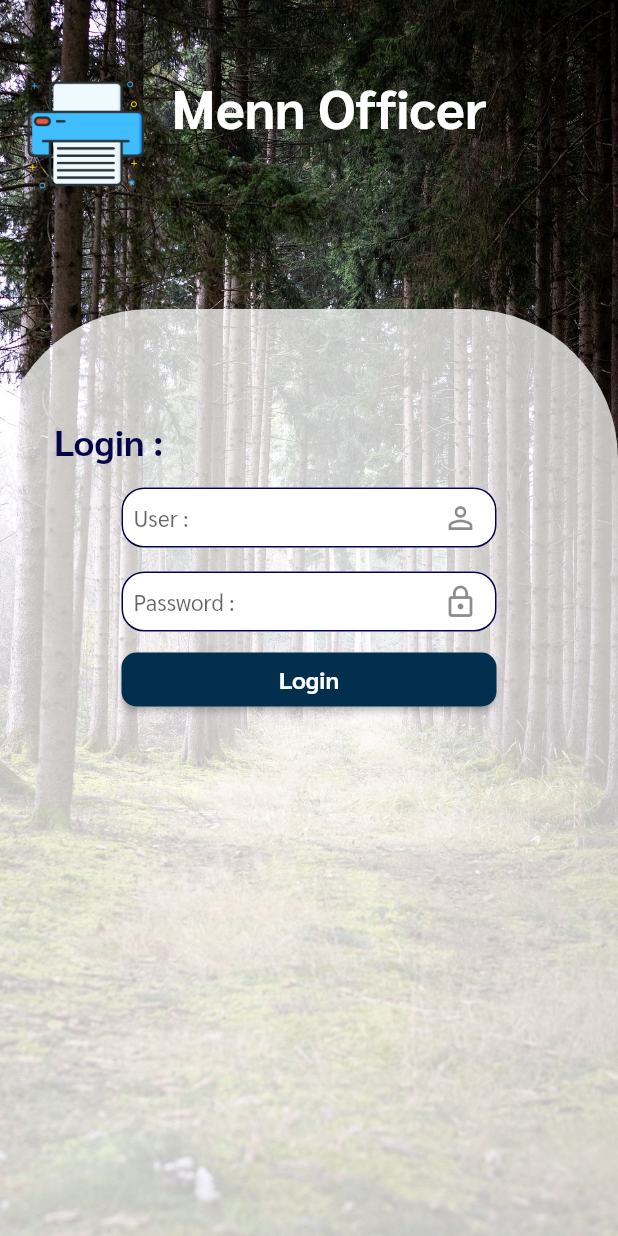
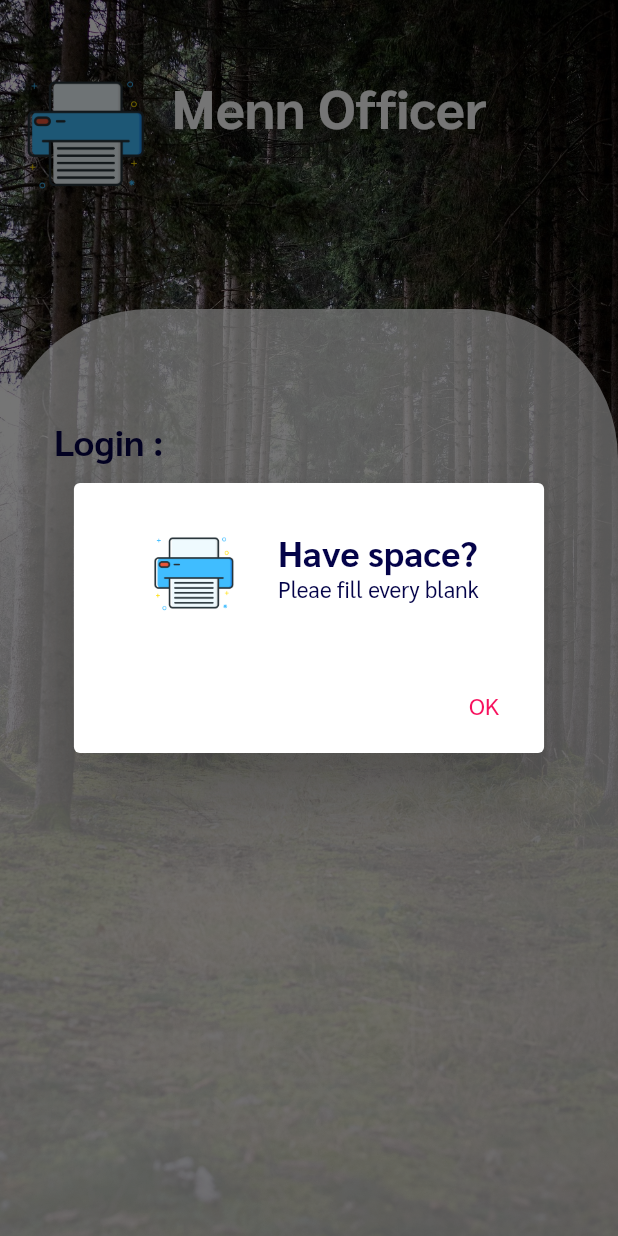
Before and after one commit to menn3000/MennOfficer, a Flutter app: the screen it shows after launch, after a tap on "Login", on a phone screen of 412 x 824 dp. Run offline on Flutter 3.47's test engine with Material 2 defaults, Android fonts, the phone set to English and light mode, and no system bars; our stand-ins replace dio, shared_preferences.

Commit message:
finish 7 oct

```diff
--- a/lib/main.dart
+++ b/lib/main.dart
@@ -1,7 +1,27 @@
+import 'dart:io';
+
 import 'package:flutter/material.dart';
 import 'package:mennofficer/states/authen.dart';
+import 'package:mennofficer/states/main_boss.dart';
+import 'package:mennofficer/states/main_officer.dart';
+import 'package:mennofficer/utillity/my_constant.dart';
+import 'package:shared_preferences/shared_preferences.dart';
 
-void main() {
+Map<String, WidgetBuilder> map = {
+  MyConstant.routeAuthen: (context) => const Authen(),
+  MyConstant.routeBoss: (context) => const MainBoss(),
+  MyConstant.routeoOfficer: (context) => const MainOfficer(),
+};
+
+Future<void> main() async {
+  HttpOverrides.global = MyHttpOverride();
+// make sure thread done first before other function
+  WidgetsFlutterBinding.ensureInitialized();
+  SharedPreferences preferences = await SharedPreferences.getInstance();
+
+  var result = preferences.getStringList('data');
+  print('result main = $result');
+
   runApp(const MyApp());
 }
 
@@ -10,8 +30,17 @@
 
   @override
   Widget build(BuildContext context) {
-    return const MaterialApp(
-      home: Authen(),
+    return MaterialApp(
+      routes: map,
+      initialRoute: MyConstant.routeAuthen,
     );
   }
 }
+
+class MyHttpOverride extends HttpOverrides {
+  @override
+  HttpClient createHttpClient(SecurityContext? context) {
+    return super.createHttpClient(context)
+      ..badCertificateCallback = (cert, host, port) => true;
+  }
+}
--- /dev/null
+++ b/lib/models/user_model.dart
@@ -0,0 +1,42 @@
+import 'dart:convert';
+
+// ignore_for_file: public_member_api_docs, sort_constructors_first
+class UserModel {
+  final String id;
+  final String type;
+  final String name;
+  final String user;
+   final String password;
+  UserModel({
+    required this.id,
+    required this.type,
+    required this.name,
+    required this.user,
+    required this.password,
+  });
+
+
+  Map<String, dynamic> toMap() {
+    return <String, dynamic>{
+      'id': id,
+      'type': type,
+      'name': name,
+      'user': user,
+      'password': password,
+    };
+  }
+
+  factory UserModel.fromMap(Map<String, dynamic> map) {
+    return UserModel(
+      id: (map['id'] ?? '') as String,
+      type: (map['type'] ?? '') as String,
+      name: (map['name'] ?? '') as String,
+      user: (map['user'] ?? '') as String,
+      password: (map['password'] ?? '') as String,
+    );
+  }
+
+  String toJson() => json.encode(toMap());
+
+  factory UserModel.fromJson(String source) => UserModel.fromMap(json.decode(source) as Map<String, dynamic>);
+}
--- a/lib/states/authen.dart
+++ b/lib/states/authen.dart
@@ -1,12 +1,29 @@
+// ignore_for_file: avoid_print
+
+import 'dart:async';
+import 'dart:convert';
+
+import 'package:dio/dio.dart';
 import 'package:flutter/material.dart';
+import 'package:mennofficer/models/user_model.dart';
 import 'package:mennofficer/utillity/my_constant.dart';
+import 'package:mennofficer/utillity/my_dialog.dart';
 import 'package:mennofficer/widgets/widget_button.dart';
 import 'package:mennofficer/widgets/widget_form.dart';
+import 'package:mennofficer/widgets/widget_icon_button.dart';
 import 'package:mennofficer/widgets/widget_image.dart';
 import 'package:mennofficer/widgets/widget_text.dart';
 
-class Authen extends StatelessWidget {
+class Authen extends StatefulWidget {
   const Authen({super.key});
+
+  @override
+  State<Authen> createState() => _AuthenState();
+}
+
+class _AuthenState extends State<Authen> {
+  bool redEye = true;
+  String? user, password;
 
   @override
   Widget build(BuildContext context) {
@@ -39,6 +56,7 @@
                       decoration: MyConstant().whiteBox(),
                       width: boxConstraints.maxWidth,
                       height: boxConstraints.maxHeight * 0.75,
+                      child: SingleChildScrollView(
                         child: Column(
                           crossAxisAlignment: CrossAxisAlignment.start,
                           children: [
@@ -54,22 +72,58 @@
                                   width: 250,
                                   child: Column(
                                     children: [
-                                    const WidgetForm(
+                                      WidgetForm(
+                                        changeFunc: (p0) {
+                                          user = p0.trim();
+                                        },
                                         hint: 'User :',
                                         iconData: Icons.person_outline,
                                       ),
                                       const SizedBox(
                                         height: 16,
                                       ),
-                                    const WidgetForm(
+                                      WidgetForm(
+                                        changeFunc: (p0) {
+                                          password = p0.trim();
+                                        },
+                                        suffixWidget: WidgetIconButton(
+                                          iconData: redEye
+                                              ? Icons.remove_red_eye
+                                              : Icons.remove_red_eye_outlined,
+                                          pressFunc: () {
+                                            redEye = !redEye;
+                                            print('redeye = $redEye');
+                                            setState(() {});
+                                          },
+                                        ),
+                                        obsecu: redEye,
                                         hint: 'Password :',
                                         iconData: Icons.lock_outline,
                                       ),
-                                    const SizedBox(height: 8,),
-                                    SizedBox(width: 250,
+                                      const SizedBox(
+                                        height: 8,
+                                      ),
+                                      SizedBox(
+                                        width: 250,
                                         child: WidgetButton(
                                           lable: 'Login',
-                                        pressFunc: () {},
+                                          pressFunc: () {
+                                            print(
+                                                'user = $user , password = $password');
+
+                                            if ((user?.isEmpty ?? true) ||
+                                                (password?.isEmpty ?? true)) {
+                                              print('have space');
+                                              MyDialog(context: context)
+                                                  .normalDialog(
+                                                      title: 'Have space?',
+                                                      subTitle:
+                                                          'Pleae fill every blank ');
+                                            } else {
+                                              print('no space');
+                                              processLogin();
+                                            }
+                                          },
                                         ),
                                       )
                                     ],
@@ -80,6 +134,7 @@
                           ],
                         ),
                       ),
+                    ),
                   ],
                 ),
               ],
@@ -88,6 +143,53 @@
         );
       }),
     );
+  }
+
+  Future<void> processLogin() async {
+    String urlAPI =
+        'https://www.androidthai.in.th/fluttertraining/getUserWhereUserMenn.php?isAdd=true&user=$user';
+
+    await Dio().get(urlAPI).then((value) {
+      print('value = $value');
+
+      if (value.toString() == 'null') {
+        MyDialog(context: context)
+            .normalDialog(title: "Usr False", subTitle: "No $user in DB");
+      } else {
+        //user true
+        var result = json.decode(value.data);
+        print('result = $result');
+
+        for (var element in result) {
+          print('element = $element');
+          UserModel model = UserModel.fromMap(element);
+
+          if (password == model.password) {
+            //Prassword true
+            String type = model.type;
+            print('type = $type');
+            switch (type) {
+              case 'boss':
+                Navigator.pushNamedAndRemoveUntil(
+                    context, MyConstant.routeBoss, (route) => false);
+                break;
+              case 'officer':
+                Navigator.pushNamedAndRemoveUntil(
+                    context, MyConstant.routeoOfficer, (route) => false);
+                break;
+              default:
+                Navigator.restorablePushNamedAndRemoveUntil(
+                    context, MyConstant.routeoOfficer, (route) => false);
+                break;
+            }
+          } else {
+            //Password false
+            MyDialog(context: context).normalDialog(
+                title: 'Wrong password', subTitle: 'Please try new password');
+          }
+        }
+      }
+    });
   }
 
   Container newHead(BoxConstraints boxConstraints) {
--- a/lib/utillity/my_constant.dart
+++ b/lib/utillity/my_constant.dart
@@ -2,6 +2,10 @@
 
 class MyConstant {
   //field
+  static String routeAuthen = '/authen';
+  static String routeoOfficer = '/officer';
+  static String routeBoss = '/boss';
+
   static String appName = 'Menn Officer';
   static Color dark = const Color.fromARGB(255, 4, 3, 73);
   static Color primary = Color.fromARGB(255, 2, 47, 77);
@@ -12,8 +16,7 @@
   BoxDecoration imageBox() {
     return const BoxDecoration(
       image: DecorationImage(
-        image: AssetImage('images/bg.jpg'), fit: BoxFit.cover
-      ),
+          image: AssetImage('images/bg.jpg'), fit: BoxFit.cover),
     );
   }
 
@@ -36,7 +39,7 @@
   }
 
   BoxDecoration whiteBox() {
-    return  BoxDecoration(
+    return BoxDecoration(
         color: Colors.white.withOpacity(0.75),
         borderRadius: const BorderRadius.only(
             topLeft: Radius.circular(100), topRight: Radius.circular(100)));
@@ -78,7 +81,7 @@
     );
   }
 
-   TextStyle h3AButtonStyle() {
+  TextStyle h3AButtonStyle() {
     return const TextStyle(
       fontSize: 16,
       color: Colors.white,
--- /dev/null
+++ b/lib/utillity/my_dialog.dart
@@ -0,0 +1,39 @@
+// ignore_for_file: public_member_api_docs, sort_constructors_first
+import 'package:flutter/material.dart';
+import 'package:mennofficer/widgets/widget_image.dart';
+import 'package:mennofficer/widgets/widget_listtile.dart';
+import 'package:mennofficer/widgets/widget_text_button.dart';
+
+class MyDialog {
+  final BuildContext context;
+  MyDialog({
+    required this.context,
+  });
+
+  void normalDialog({
+    required String title,
+    required String subTitle,
+  }) {
+    showDialog(
+      context: context,
+      builder: (context) => AlertDialog(
+        title: WidgetListTile(
+            leadWidget: const SizedBox(
+              width: 80,
+              child: WidgetImage(),
+            ),
+            title: title,
+            subTitle: subTitle),
+        actions: [
+          WidgetTextButton(
+            label: 'OK',
+            pressFunc: () {
+              Navigator.pop(context);
+            },
+          )
+        ],
+      ),
+      barrierDismissible: false,
+    );
+  }
+}
--- a/lib/widgets/widget_form.dart
+++ b/lib/widgets/widget_form.dart
@@ -6,21 +6,28 @@
 class WidgetForm extends StatelessWidget {
   final String hint;
   final IconData iconData;
+  final bool? obsecu; // Null safety
+  final Widget? suffixWidget;
+  final Function(String) changeFunc;
 
   const WidgetForm({
     Key? key,
     required this.hint,
     required this.iconData,
+    this.obsecu,
+    this.suffixWidget,
+    required this.changeFunc,
   }) : super(key: key);
 
   @override
   Widget build(BuildContext context) {
     return SizedBox(
       height: 40,
-      child: TextFormField(
+      child: TextFormField(onChanged: changeFunc,
+        obscureText: obsecu ?? false,
         style: MyConstant().h3Style(),
         decoration: InputDecoration(
-          suffixIcon: Icon(iconData),
+          suffixIcon: suffixWidget ?? Icon(iconData),
           fillColor: Colors.white,
           filled: true,
           hintText: hint,
@@ -28,13 +35,13 @@
               const EdgeInsets.symmetric(vertical: 4, horizontal: 8),
           enabledBorder: OutlineInputBorder(
             borderSide: BorderSide(color: MyConstant.dark),
-            borderRadius: BorderRadius.all(
+            borderRadius: const BorderRadius.all(
               Radius.circular(15),
             ),
           ),
           focusedBorder: OutlineInputBorder(
             borderSide: BorderSide(color: MyConstant.primary),
-            borderRadius: BorderRadius.all(
+            borderRadius: const BorderRadius.all(
               Radius.circular(15),
             ),
           ),
--- /dev/null
+++ b/lib/widgets/widget_icon_button.dart
@@ -0,0 +1,18 @@
+// ignore_for_file: public_member_api_docs, sort_constructors_first
+import 'package:flutter/material.dart';
+
+class WidgetIconButton extends StatelessWidget {
+  final IconData iconData;
+  final Function() pressFunc;
+
+  const WidgetIconButton({
+    Key? key,
+    required this.iconData,
+    required this.pressFunc,
+  }) : super(key: key);
+
+  @override
+  Widget build(BuildContext context) {
+    return IconButton(onPressed: pressFunc, icon: Icon(iconData));
+  }
+}
--- /dev/null
+++ b/lib/widgets/widget_listtile.dart
@@ -0,0 +1,32 @@
+// ignore_for_file: public_member_api_docs, sort_constructors_first
+import 'package:flutter/material.dart';
+
+import 'package:mennofficer/utillity/my_constant.dart';
+import 'package:mennofficer/widgets/widget_text.dart';
+
+class WidgetListTile extends StatelessWidget {
+  final Widget leadWidget;
+  final String title;
+  final String subTitle;
+
+  const WidgetListTile({
+    Key? key,
+    required this.leadWidget,
+    required this.title,
+    required this.subTitle,
+  }) : super(key: key);
+
+  @override
+  Widget build(BuildContext context) {
+    return ListTile(
+      leading: leadWidget,
+      title: WidgetText(
+        text: title,
+        textStyle: MyConstant().h2Style(),
+      ),
+      subtitle: WidgetText(
+        text: subTitle,
+      ),
+    );
+  }
+}
--- /dev/null
+++ b/lib/widgets/widget_text_button.dart
@@ -0,0 +1,26 @@
+// ignore_for_file: public_member_api_docs, sort_constructors_first
+import 'package:flutter/material.dart';
+import 'package:mennofficer/utillity/my_constant.dart';
+import 'package:mennofficer/widgets/widget_text.dart';
+
+class WidgetTextButton extends StatelessWidget {
+  final String label;
+  final Function() pressFunc;
+
+  const WidgetTextButton({
+    Key? key,
+    required this.label,
+    required this.pressFunc,
+  }) : super(key: key);
+
+  @override
+  Widget build(BuildContext context) {
+    return TextButton(
+      onPressed: pressFunc,
+      child: WidgetText(
+        text: label,
+        textStyle: MyConstant().h3ActiveStyle(),
+      ),
+    );
+  }
+}
--- a/pubspec.yaml
+++ b/pubspec.yaml
@@ -36,6 +36,8 @@
   # The following adds the Cupertino Icons font to your application.
   # Use with the CupertinoIcons class for iOS style icons.
   cupertino_icons: ^1.0.2
+  dio: ^4.0.6
+  shared_preferences: ^2.0.15
 
 dev_dependencies:
   flutter_test:
```
Also changed, not shown: lib/states/main_boss.dart (+6 -1 lines), lib/states/main_officer.dart (+8 -1 lines), pubspec.lock, 1 other file. Lines whose indentation alone changed are shown as unchanged.
